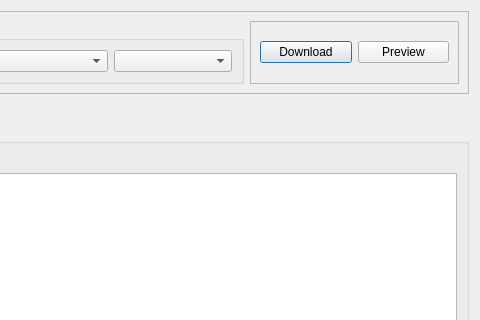
Above: pyweed/WaveformDialog.ui from iris-edu/pyweed before the change; both pictures show x 403 to 883 and y 0 to 320 of the 883 by 1103 pixel window. Below: the same form after it.
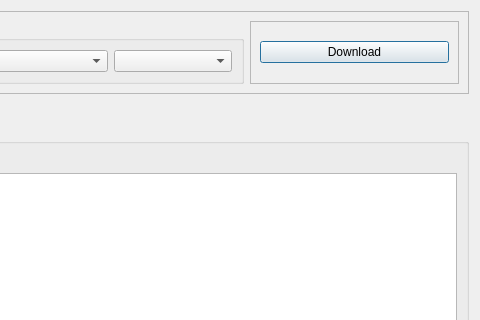
That is the form after the change.

```diff
--- a/pyweed/WaveformDialog.ui
+++ b/pyweed/WaveformDialog.ui
@@ -57,13 +57,6 @@
            </property>
           </widget>
          </item>
-         <item>
-          <widget class="QPushButton" name="previewPushButton">
-           <property name="text">
-            <string>Preview</string>
-           </property>
-          </widget>
-         </item>
         </layout>
        </widget>
       </item>
```
